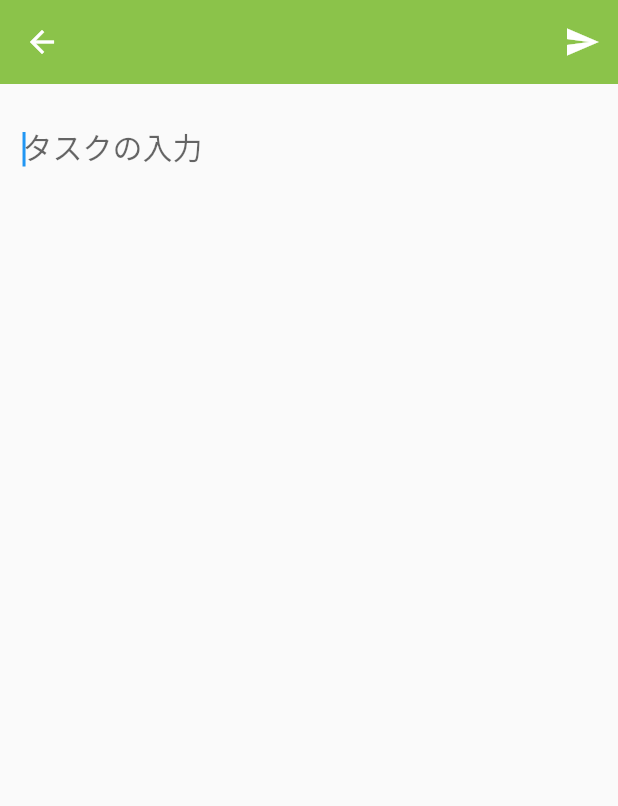
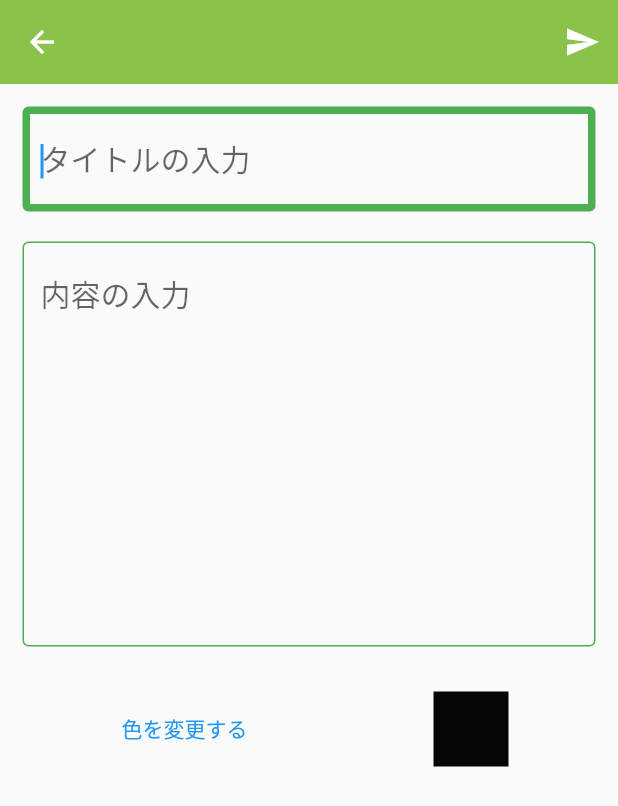
Before and after one commit to iseruuuuu/bucket_list_planner_app, a Flutter app: the TodoAddScreen screen opened directly, on a phone screen of 412 x 824 dp. Shown: the top 806 px of the screen. Run offline on Flutter 3.47's test engine with Material 2 defaults, Android fonts, the phone set to English and light mode, and no system bars; our stand-ins replace cached_network_image, flutter_colorpicker, flutter_easyloading, flutter_vector_icons, get, image_picker and 5 more; missing offline and left inert: panara_dialogs; accounts and stored records are empty; network calls fail.

Commit message:
add: todoのmodelの追加・カラーなどの選択できるようにした

```diff
--- a/lib/model/todo.dart
+++ b/lib/model/todo.dart
@@ -7,22 +7,37 @@ class Todo {
   final String id;
   final String description;
   final bool done;
+  final String contents;
+  final int colorCode;
 
-  Todo({required this.description, this.done = false})
-      : id = DateTime.now().millisecondsSinceEpoch.toString();
+  Todo({
+    required this.description,
+    this.done = false,
+    required this.contents,
+    required this.colorCode,
+  }) : id = DateTime.now().millisecondsSinceEpoch.toString();
 
-  const Todo.withId(
-      {required this.id, required this.description, this.done = false});
+  const Todo.withId({
+    required this.id,
+    required this.description,
+    this.done = false,
+    required this.contents,
+    required this.colorCode,
+  });
 
   static const initialTodos = [
     Todo.withId(
       id: '0',
       description: 'サンプル１',
       done: true,
+      contents: '',
+      colorCode: 0xFF4D79EB,
     ),
     Todo.withId(
       id: '1',
       description: 'サンプル２',
+      contents: '',
+      colorCode: 0xFF5AEB4D,
     ),
   ];
 
@@ -30,11 +45,15 @@ class Todo {
     String? id,
     String? description,
     bool? done,
+    String? contents,
+    int? colorCode,
   }) {
     return Todo.withId(
       id: id ?? this.id,
       description: description ?? this.description,
       done: done ?? this.done,
+      contents: contents ?? this.contents,
+      colorCode: colorCode ?? this.colorCode,
     );
   }
 
@@ -43,6 +62,8 @@ class Todo {
       'id': id,
       'text': description,
       'done': done,
+      'contents': contents,
+      'colorCode': colorCode,
     });
   }
 
@@ -52,6 +73,8 @@ class Todo {
       id: mapData['id'] as String,
       description: mapData['text'] as String,
       done: mapData['done'] as bool,
+      contents: mapData['contents'] as String,
+      colorCode: mapData['colorCode'] as int,
     );
   }
 
@@ -62,6 +85,11 @@ class Todo {
   }
 
   @override
-  int get hashCode =>
-      Object.hash(id.hashCode, description.hashCode, done.hashCode);
+  int get hashCode => Object.hash(
+        id.hashCode,
+        description.hashCode,
+        done.hashCode,
+        contents.hashCode,
+        colorCode.hashCode,
+      );
 }
--- a/lib/screen/component/todo_list.dart
+++ b/lib/screen/component/todo_list.dart
@@ -29,8 +29,8 @@ class TodoTile extends StatelessWidget {
                 fontWeight: FontWeight.bold,
                 decoration: TextDecoration.lineThrough,
               )
-            : const TextStyle(
-                color: Colors.black,
+            : TextStyle(
+                color: Color(todo.colorCode),
                 fontSize: 20,
                 fontWeight: FontWeight.bold,
               ),
--- a/lib/screen/todo_add_screen.dart
+++ b/lib/screen/todo_add_screen.dart
@@ -16,6 +16,7 @@ class TodoAddScreen extends StatefulWidget {
 class TodoAddScreenState extends State<TodoAddScreen> {
   final todoController = Get.find<TodoController>();
   final textController = TextEditingController();
+  final contentsController = TextEditingController();
   Todo? todo;
 
   @override
@@ -25,6 +26,7 @@ class TodoAddScreenState extends State<TodoAddScreen> {
       todo = todoController.getTodoById(widget.todoId!);
       if (todo != null) {
         textController.text = todo!.description;
+        contentsController.text = todo!.contents;
       }
     }
   }
@@ -45,10 +47,11 @@ class TodoAddScreenState extends State<TodoAddScreen> {
           IconButton(
             onPressed: () {
               final text = textController.text;
+              final contents = contentsController.text;
               if (todo == null && text.isNotEmpty) {
-                todoController.addTodo(text);
+                todoController.addTodo(text, contents);
               } else if (todo != null) {
-                todoController.updateText(text, todo!);
+                todoController.updateText(text, todo!, contents);
               }
               Get.back();
             },
@@ -67,12 +70,53 @@ class TodoAddScreenState extends State<TodoAddScreen> {
                   controller: textController,
                   autofocus: true,
                   decoration: const InputDecoration(
-                    hintText: 'タスクの入力',
-                    border: InputBorder.none,
-                    focusedBorder: InputBorder.none,
+                    hintText: 'タイトルの入力',
+                    enabledBorder: OutlineInputBorder(
+                      borderSide: BorderSide(color: Colors.green, width: 1),
+                    ),
+                    focusedBorder: OutlineInputBorder(
+                      borderSide: BorderSide(color: Colors.green, width: 5),
+                    ),
                   ),
                   style: const TextStyle(fontSize: 20),
-                  maxLines: null,
+                  maxLines: 1,
+                ),
+                const SizedBox(height: 20),
+                TextField(
+                  controller: contentsController,
+                  autofocus: true,
+                  decoration: const InputDecoration(
+                    hintText: '内容の入力',
+                    enabledBorder: OutlineInputBorder(
+                      borderSide: BorderSide(color: Colors.green, width: 1),
+                    ),
+                    focusedBorder: OutlineInputBorder(
+                      borderSide: BorderSide(color: Colors.green, width: 4),
+                    ),
+                  ),
+                  style: const TextStyle(fontSize: 20),
+                  maxLines: 10,
+                ),
+                const SizedBox(height: 30),
+                Row(
+                  mainAxisAlignment: MainAxisAlignment.spaceAround,
+                  children: [
+                    TextButton(
+                      onPressed: todoController.openDialog,
+                      child: const Text(
+                        '色を変更する',
+                      ),
+                    ),
+                    Obx(
+                      () => Container(
+                        width: 50,
+                        height: 50,
+                        color: Color(
+                          todoController.pickerColor.value,
+                        ),
+                      ),
+                    ),
+                  ],
                 ),
               ],
             ),
--- a/pubspec.yaml
+++ b/pubspec.yaml
@@ -28,6 +28,7 @@ dependencies:
   http: ^0.13.4
   cached_network_image: ^3.2.3
   dynamic_icon_flutter: ^0.0.7
+  flutter_colorpicker: ^1.0.3
 
 dev_dependencies:
   flutter_test:
```
Also changed, not shown: lib/controller/todo_controller.dart (+44 -5 lines), pubspec.lock.
